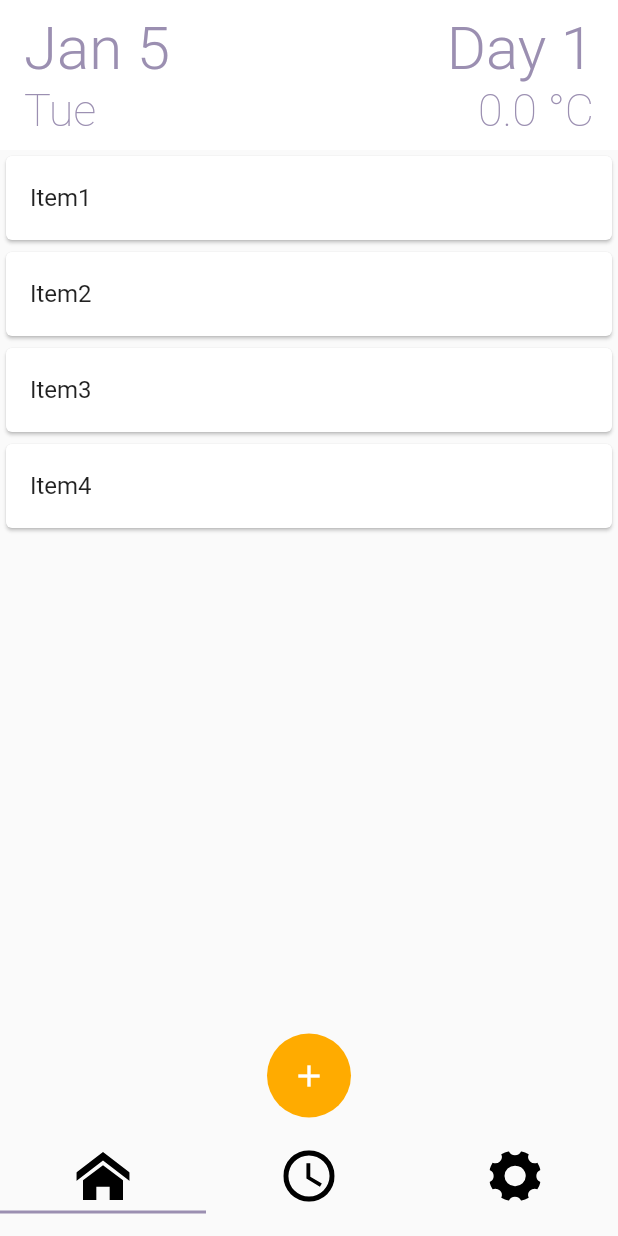
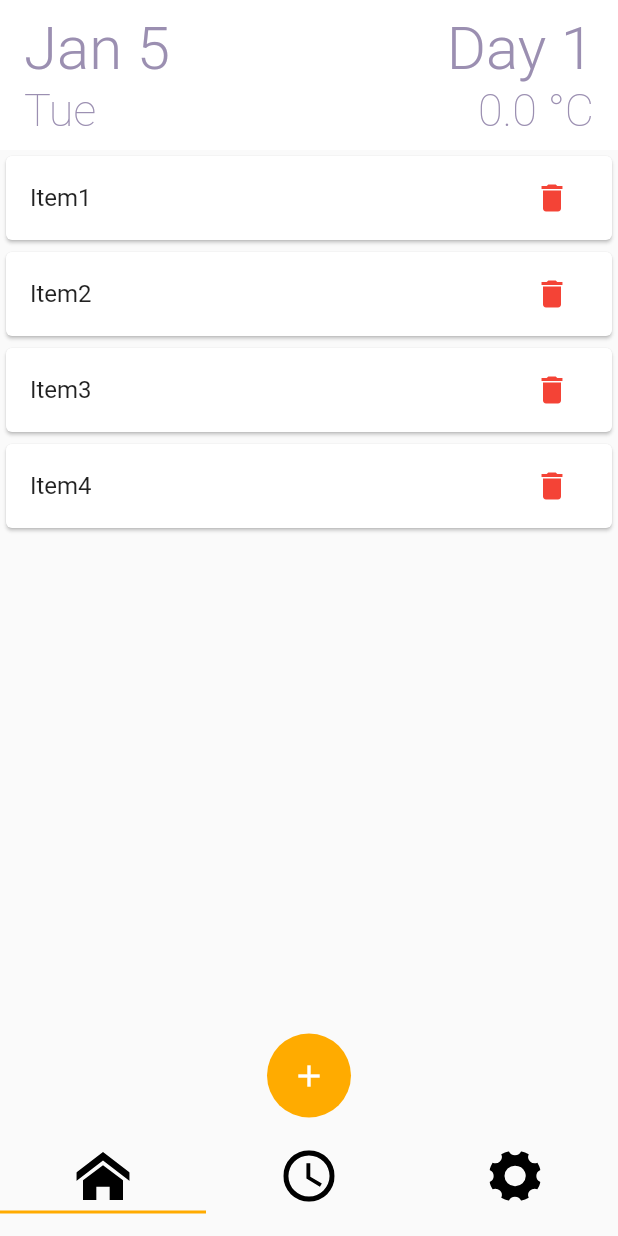
Before and after one commit to neilgoyal/DayTrak, a Flutter app: the screen it shows after launch, on a phone screen of 412 x 824 dp. Run offline on Flutter 3.47's test engine with Material 2 defaults, Android fonts, the phone set to English and light mode, and no system bars; our stand-ins replace flutter_svg, weather; Roboto replaces fonts that are missing (Protipo Compact).

Commit message:
Co-authored-by: neil goyal <neilgo1234@gmail.com>

```diff
--- a/lib/addtask.dart
+++ b/lib/addtask.dart
@@ -124,12 +124,9 @@ class _TodoListState extends State<TodoList> {
                         child: Text("Add"))
                   ],
                 );
-                // Navigator.of(context).pop();
               });
         },
-        child: Icon(
-          Icons.add,
-        ),
+        child: Icon(Icons.add, color: Colors.white),
       ),
       floatingActionButtonLocation: FloatingActionButtonLocation.centerFloat,
       body: ListView.builder(
@@ -140,6 +137,9 @@ class _TodoListState extends State<TodoList> {
                 child: Card(
                   child: ListTile(
                     title: Text(todos[index]),
+                    trailing: IconButton(
+                        icon: Icon(Icons.delete, color: Colors.red),
+                        onPressed: () {}),
                   ),
                 ));
           }),
--- a/lib/main.dart
+++ b/lib/main.dart
@@ -63,7 +63,7 @@ class _MyHomePageState extends State<MyHomePage> {
             ],
             unselectedLabelColor: Colors.orange,
             labelColor: Colors.black,
-            indicatorColor: const Color(0xff9b8fb1),
+            indicatorColor: Colors.amberAccent[700],
           ),
         ),
       ),
```
Also changed, not shown: 3 other files.
